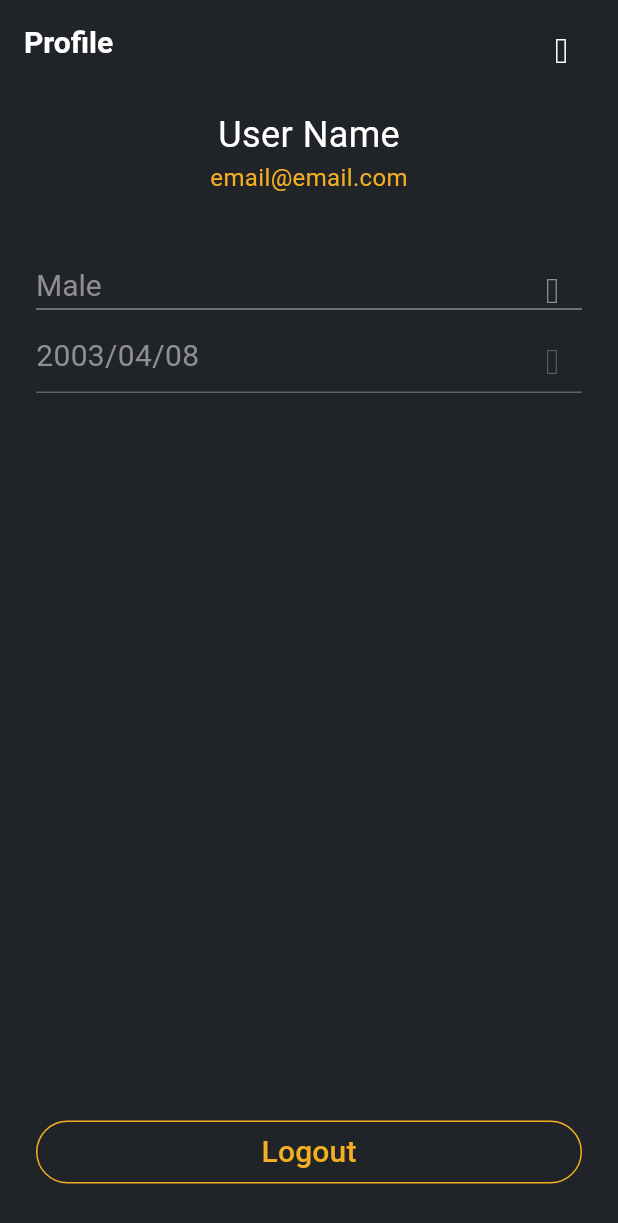
After one commit to gihong-park/cross-bridge, a Flutter app: the ProfilePage screen opened directly, on a phone screen of 412 x 824 dp. The commit adds this screen. Shown: the top 1223 px of the screen. Run offline on Flutter 3.47's test engine with Material 2 defaults, Android fonts, the phone set to English and light mode, and no system bars; our stand-ins replace curved_navigation_bar, flutter_hooks, flutter_riverpod, flutter_signin_button, freezed_annotation, google_fonts and 3 more; missing offline and left inert: auto_size_text_field, flutter_web_frame, kakao_flutter_sdk, kakao_flutter_sdk_common, pwa_install, suggester; generated files the repository leaves out were written again.

Commit message:
add: add profile page

```diff
--- a/lib/pages/homePage/homePage.dart
+++ b/lib/pages/homePage/homePage.dart
@@ -2,6 +2,7 @@ import 'dart:developer';
 
 import 'package:_04_health_check/pages/dashboardPage/dashboardPage.dart';
 import 'package:_04_health_check/pages/introPage/introPage.dart';
+import 'package:_04_health_check/pages/profilePage/profilePage.dart';
 import 'package:_04_health_check/pages/recordPage/recordPage.dart';
 import 'package:flutter/material.dart';
 import 'package:flutter_hooks/flutter_hooks.dart';
@@ -20,7 +21,7 @@ class _HomePageState extends ConsumerState<HomePage> {
     List<Widget> pages = [
       DashboardPage(),
       RecordPage(),
-      DashboardPage(),
+      ProfilePage(),
     ];
     final colorScheme = Theme.of(context).colorScheme;
     final page = ref.watch(pageProvider);
--- /dev/null
+++ b/lib/pages/profilePage/profilePage.dart
@@ -0,0 +1,191 @@
+import 'package:_04_health_check/util/util.dart';
+import 'package:_04_health_check/widgets/cbButton/cbButton.dart';
+import 'package:flutter/material.dart';
+import 'package:flutter_hooks/flutter_hooks.dart';
+import 'package:hooks_riverpod/hooks_riverpod.dart';
+import 'package:intl/intl.dart';
+
+class ProfilePage extends StatefulHookConsumerWidget {
+  const ProfilePage({super.key});
+
+  @override
+  ConsumerState<ConsumerStatefulWidget> createState() => _ProfilePageState();
+}
+
+class _ProfilePageState extends ConsumerState<ProfilePage> {
+  @override
+  Widget build(BuildContext context) {
+    final colorScheme = Theme.of(context).colorScheme;
+    final gender = useState("Male");
+    final enabled = useState(false);
+    final init =
+        useState(DateTime.now().subtract(const Duration(days: 3650 * 2)));
+    return Scaffold(
+      appBar: AppBar(
+        title: Text(
+          "Profile",
+          style: TextStyle(
+              color: colorScheme.onBackground,
+              fontSize: 20,
+              fontWeight: FontWeight.w700),
+        ),
+        actions: [
+          enabled.value
+              ? IconButton(
+                  padding: const EdgeInsets.all(18),
+                  icon: Icon(Icons.save_as_outlined),
+                  onPressed: () => enabled.value = false,
+                )
+              : IconButton(
+                  padding: const EdgeInsets.all(18),
+                  icon: Icon(Icons.edit),
+                  onPressed: () => enabled.value = true,
+                ),
+        ],
+      ),
+      body: Stack(
+        children: [
+          ListView(
+            physics: const NeverScrollableScrollPhysics(),
+            padding: const EdgeInsets.symmetric(vertical: 16),
+            children: [
+              Center(
+                child: Column(
+                  children: [
+                    Text("User Name",
+                        style: TextStyle(
+                            fontSize: 24, color: colorScheme.onBackground)),
+                    Text("email@email.com",
+                        style: TextStyle(
+                            fontSize: 16, color: colorScheme.primary)),
+                    const SizedBox(height: 12),
+                    // SizedBox(
+                    //   height: 28,
+                    //   width: 87,
+                    //   child: TextButton(
+                    //     style: ButtonStyle(
+                    //         padding: MaterialStatePropertyAll(EdgeInsets.zero),
+                    //         backgroundColor:
+                    //             MaterialStatePropertyAll(colorScheme.surface)),
+                    //     onPressed: () => debugPrint("pressed"),
+                    //     child: Text(
+                    //       "Edit",
+                    //       style: TextStyle(
+                    //         color: colorScheme.primary,
+                    //       ),
+                    //     ),
+                    //   ),
+                    // ),
+                  ],
+                ),
+              ),
+              const SizedBox(height: 24),
+              Padding(
+                padding: const EdgeInsets.symmetric(horizontal: 24.0),
+                child: Column(
+                  children: [
+                    DropdownButton<String>(
+                      disabledHint: Text(
+                        gender.value,
+                        style: TextStyle(
+                            fontSize: 20,
+                            color: colorScheme.secondaryContainer),
+                      ),
+                      iconDisabledColor: colorScheme.secondaryContainer,
+                      style: TextStyle(
+                          color: enableColor(
+                              enabled.value,
+                              colorScheme.onBackground,
+                              colorScheme.secondaryContainer)),
+                      value: enabled.value ? gender.value : null,
+                      isExpanded: true,
+                      items: const [
+                        DropdownMenuItem(
+                            value: "Male",
+                            child:
+                                Text("Male", style: TextStyle(fontSize: 20))),
+                        DropdownMenuItem(
+                            value: "Female",
+                            child:
+                                Text("Female", style: TextStyle(fontSize: 20))),
+                      ],
+                      onChanged: enabled.value
+                          ? (value) => gender.value = value ?? "Male"
+                          : null,
+                    ),
+                    Builder(
+                      builder: (context) {
+                        final DateFormat df = DateFormat("yyyy/MM/dd");
+                        return InkWell(
+                            onTap: enabled.value
+                                ? () async {
+                                    init.value = (await showDatePicker(
+                                            firstDate: init.value.subtract(
+                                                const Duration(days: 36500)),
+                                            initialDate: init.value,
+                                            context: context,
+                                            lastDate: DateTime.now())) ??
+                                        init.value;
+                                  }
+                                : null,
+                            child: Container(
+                              height: 48,
+                              width: double.infinity,
+                              decoration: BoxDecoration(
+                                border: Border(
+                                  bottom: BorderSide(
+                                      color: enableColor(
+                                          enabled.value,
+                                          colorScheme.secondaryContainer,
+                                          colorScheme.tertiary)),
+                                ),
+                              ),
+                              child: Row(
+                                mainAxisAlignment:
+                                    MainAxisAlignment.spaceBetween,
+                                children: [
+                                  Container(
+                                    alignment: Alignment.centerLeft,
+                                    child: Text(
+                                      df.format(init.value),
+                                      style: TextStyle(
+                                        fontSize: 20,
+                                        color: enableColor(
+                                            enabled.value,
+                                            colorScheme.onBackground,
+                                            colorScheme.secondaryContainer),
+                                      ),
+                                    ),
+                                  ),
+                                  Icon(Icons.calendar_month_outlined,
+                                      color: enableColor(
+                                          enabled.value,
+                                          colorScheme.onBackground,
+                                          colorScheme.tertiary)),
+                                ],
+                              ),
+                            ));
+                      },
+                    ),
+                  ],
+                ),
+              ),
+            ],
+          ),
+          Positioned(
+            left: 24,
+            right: 24,
+            bottom: 32,
+            child: CBButton(
+              child: const Text(
+                "Logout",
+                style: TextStyle(fontSize: 20),
+              ),
+              onPressed: () => debugPrint("pressed"),
+            ),
+          ),
+        ],
+      ),
+    );
+  }
+}
--- a/lib/styles.dart
+++ b/lib/styles.dart
@@ -3,6 +3,7 @@ import 'package:google_fonts/google_fonts.dart';
 
 ThemeData darkTheme = ThemeData(
   useMaterial3: true,
+  disabledColor: Color(0xFF5F5F66),
   colorScheme: const ColorScheme(
     tertiary: Color(0xFF5F5F66),
     primary: Color(0xfff3af20),
```
